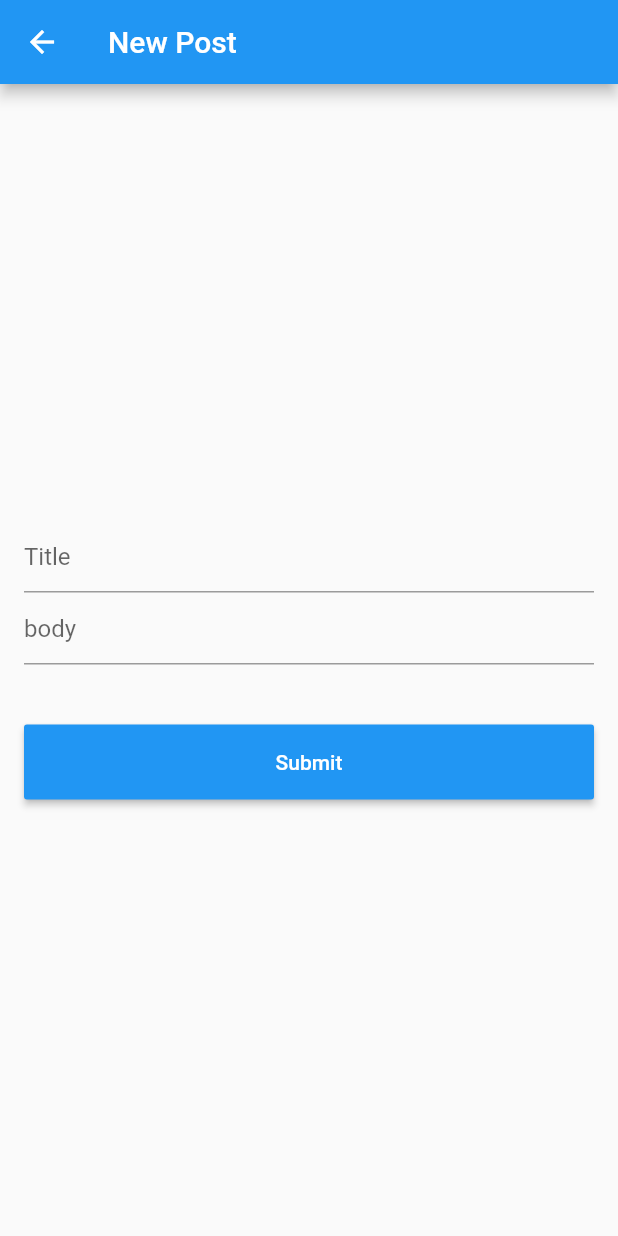
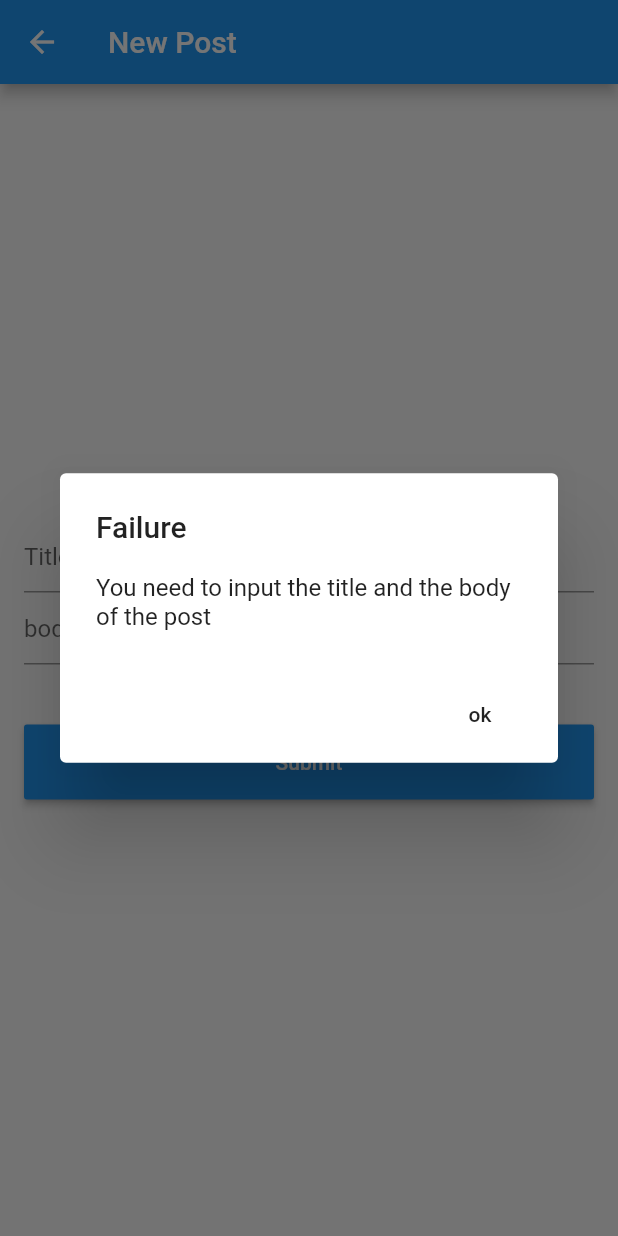
Before and after one commit to web-dev-code-reference/flutter-consume-api, a Flutter app: the NewPost screen opened directly, after a tap on "Submit", on a phone screen of 412 x 824 dp. Run offline on Flutter 3.47's test engine with Material 2 defaults, Android fonts, the phone set to English and light mode, and no system bars; accounts and stored records are empty.

Commit message:
complete with login, post list, add of 3rd video tutorial

```diff
--- a/lib/api.service.dart
+++ b/lib/api.service.dart
@@ -33,4 +33,14 @@ class ApiService {
   static Future<dynamic> getCommentsForPost(int postId) async {
     return await _get('${Urls.BASE_API_URL}/posts/$postId/comments');
   }
+  static Future<bool> addPost(Map<String, dynamic> post) async {
+    try{
+      final response  = await http.post('${Urls.BASE_API_URL}/posts', body: post);
+      return response.statusCode == 201;
+    }
+    catch (e){
+      return false;
+    }
+
+  }
 }
--- a/lib/main.dart
+++ b/lib/main.dart
@@ -4,6 +4,9 @@ import 'package:flutter/material.dart';
 
 
 void main() =>runApp(App());
+
+//global variable for useriId;
+String userId;
 
 class Urls{
   static const BASE_API_URL = "https://jsonplaceholder.typicode.com";
@@ -36,14 +39,6 @@ class _LoginState extends State<Login> {
   @override
   Widget build(BuildContext context) {
     return Scaffold(
-      floatingActionButton: FloatingActionButton(
-        child: Icon(Icons.add),
-        onPressed: (){
-          Navigator.push(context, MaterialPageRoute(
-            builder: (context)=> NewPost(),
-          ));
-        },
-      ),
       appBar: AppBar(title: Text('Log in')),
       body: Padding(
           padding:const EdgeInsets.all(32.0),
@@ -98,8 +93,11 @@ class _LoginState extends State<Login> {
                       );
                       return;
                     } else {
-                      final userWithUsernameExists = users.any((u)=>u['username']== _usernameController.text);
+                      final user = users.where((u)=>u['username']== _usernameController.text).first;
+                      final userWithUsernameExists = user != null;
                       if(userWithUsernameExists){
+                        //storing userid in global is not good in real world app, use storage, this is just an example
+                        userId = user['id'].toString();
                         Navigator.push(
                           context,
                           MaterialPageRoute(
@@ -179,7 +177,15 @@ class Posts extends StatelessWidget {
           }
           return Center(child: CircularProgressIndicator(),);
         },
-      )
+      ),
+      floatingActionButton: FloatingActionButton(
+        child: Icon(Icons.add),
+        onPressed: (){
+          Navigator.push(context, MaterialPageRoute(
+            builder: (context)=> NewPost(),
+          ));
+        },
+      ),
     );
   }
 }
@@ -259,6 +265,11 @@ class NewPost extends StatefulWidget {
 }
 
 class _NewPostState extends State<NewPost> {
+
+  final _titleController = TextEditingController();
+  final _bodyController = TextEditingController();
+  bool _isLoading = false; //use to render the loading screen.
+
   @override
   Widget build(BuildContext context) {
     return Scaffold(
@@ -268,16 +279,74 @@ class _NewPostState extends State<NewPost> {
         child: Column(
           mainAxisAlignment: MainAxisAlignment.center,
           children: <Widget>[
-              TextField(decoration: InputDecoration(hintText: 'Title')),
-              TextField(decoration: InputDecoration(hintText: 'body')),
+              TextField(
+                controller: _titleController,
+                decoration: InputDecoration(hintText: 'Title')),
+              TextField(
+                controller: _bodyController,
+                decoration: InputDecoration(hintText: 'body')),
               Container(height: 40),
-              SizedBox(
+              _isLoading ? CircularProgressIndicator() : SizedBox(
+
                 width: double.infinity,
                 height: 50,
                 child: RaisedButton(
                   color:Colors.blue,
                   child: Text('Submit', style: TextStyle(color: Colors.white)),
                   onPressed: (){
+                    if(_titleController.text.isEmpty || _bodyController.text.isEmpty){
+                      showDialog(
+                        builder: (context) => AlertDialog(
+                          title: Text('Failure'),
+                          content: Text('You need to input the title and the body of the post'),
+                          actions: <Widget>[FlatButton(
+                            onPressed: (){
+                              Navigator.pop(context);
+                            },
+                            child: Text('ok'),
+                          )]
+                        ),
+                        context: context,
+                      );
+                      return;
+                    }
+                      final post = {
+                        'title': _titleController.text,
+                        'body': _bodyController.text,
+                        'userId': userId,
+                      };
+                      setState(() {
+                        _isLoading = true;
+                      });
+                      ApiService.addPost(post)
+                      .then((success){
+                        setState(() {
+                          _isLoading = false;
+                        });
+                        String title, text;
+                        if(success){
+                          title="Success";
+                          text="Your post has been successfully submitted";
+                        } else{
+                          title = "Error";
+                          text = "An error  occurued while submitting your post";
+                        }
+                        showDialog(
+                          builder: (context)=>AlertDialog(
+                            title: Text(title),
+                            content: Text(text),
+                            actions: <Widget>[
+                              FlatButton(
+                                onPressed: (){
+                                  Navigator.pop(context);
+                                },
+                                child: Text('ok'),
+                              )
+                            ],
+                          ),
+                          context: context,
+                        );
+                      });
 
                   },
                 ),
```
